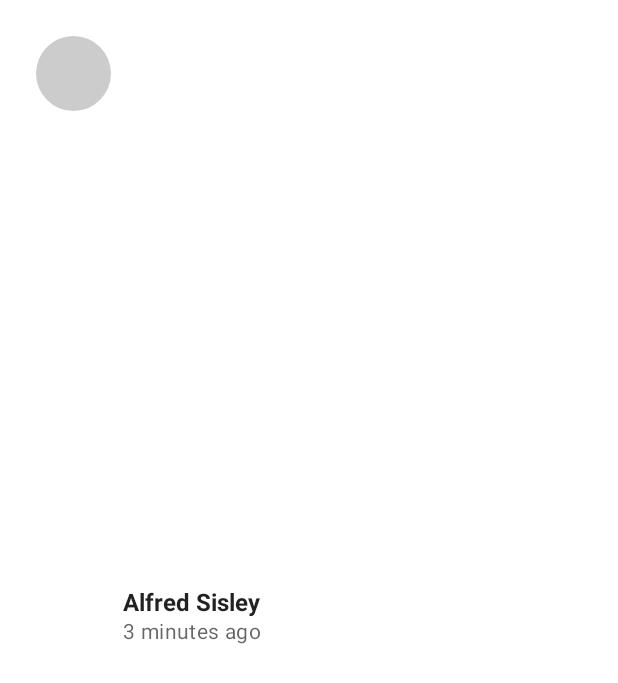
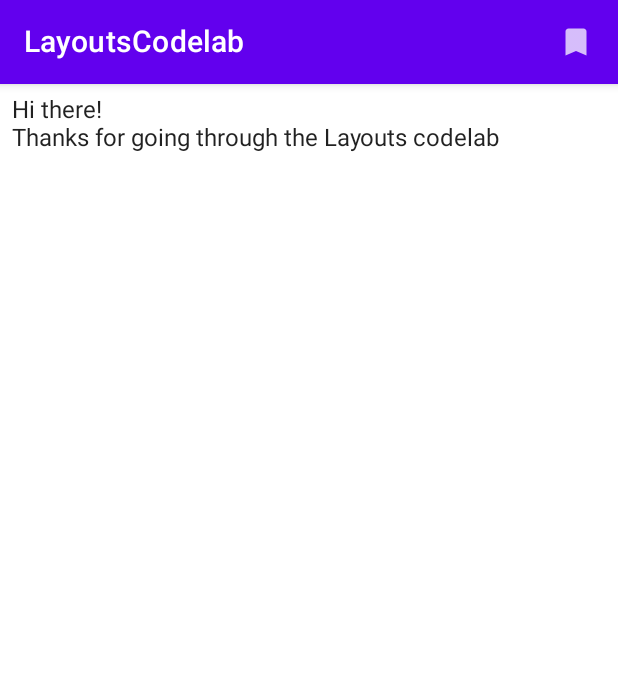
Before and after one commit to kimura78/Jetpack_compose_study, an Android app built with Jetpack Compose: the screen it shows after launch (MainActivity), on a phone screen of 412 x 824 dp. Shown: the top 683 px of the screen. Run offline under Robolectric (Android 15) with nearby library versions, the phone set to English and light mode, and no system bars.

Commit message:
マテリアルコンポーネントを終了

```diff
--- a/ch6_BasicLayout/app/build.gradle
+++ b/ch6_BasicLayout/app/build.gradle
@@ -53,6 +53,7 @@ dependencies {
     implementation "androidx.compose.ui:ui-tooling-preview:$compose_version"
     implementation 'androidx.lifecycle:lifecycle-runtime-ktx:2.3.1'
     implementation 'androidx.activity:activity-compose:1.3.1'
+    implementation "androidx.compose.material:material-icons-extended:$compose_version"
     testImplementation 'junit:junit:4.13.2'
     androidTestImplementation 'androidx.test.ext:junit:1.1.3'
     androidTestImplementation 'androidx.test.espresso:espresso-core:3.4.0'
--- a/ch6_BasicLayout/app/src/main/java/com/example/ch6_basiclayout/MainActivity.kt
+++ b/ch6_BasicLayout/app/src/main/java/com/example/ch6_basiclayout/MainActivity.kt
@@ -8,6 +8,9 @@ import androidx.compose.foundation.layout.*
 import androidx.compose.foundation.shape.CircleShape
 import androidx.compose.foundation.shape.RoundedCornerShape
 import androidx.compose.material.*
+import androidx.compose.material.icons.Icons
+import androidx.compose.material.icons.filled.Bookmark
+import androidx.compose.material.icons.filled.Favorite
 import androidx.compose.runtime.Composable
 import androidx.compose.runtime.CompositionLocalProvider
 import androidx.compose.ui.Alignment
@@ -23,51 +26,81 @@ class MainActivity : ComponentActivity() {
         super.onCreate(savedInstanceState)
         setContent {
             Ch6_BasicLayoutTheme {
-                // A surface container using the 'background' color from the theme
-                Surface(
-                    modifier = Modifier.fillMaxSize(),
-                    color = MaterialTheme.colors.background
-                ) {
-                    PhotographerCard()
-                }
+               LayoutsCodelab()
             }
         }
     }
 }
 
 @Composable
-fun PhotographerCard(modifier: Modifier = Modifier) {
-    Row(modifier
-        .padding(8.dp)
-        .clip(RoundedCornerShape(4.dp))
-        .clickable(onClick = {  })
-        .padding(16.dp)
+fun LayoutsCodelab() {
+    Scaffold(
+        topBar = {
+            TopAppBar(
+                title = {
+                    Text(text = "LayoutsCodelab")
+                },
+                actions = {
+                    IconButton(onClick = { /*TODO*/ }) {
+                        Icon(Icons.Filled.Bookmark, contentDescription = null)
+                    }
+                }
+            )
+        }
+    ) { innerPadding ->
+        BodyContent(Modifier.padding(innerPadding).padding(8.dp))
+    }
+}
 
-    ) {
-        Surface(
-            modifier = Modifier.size(50.dp),
-            shape = CircleShape,
-            color = MaterialTheme.colors.onSurface.copy(alpha = 0.2f)
-        ) {
-
-        }
-        Column(
-            modifier = Modifier
-                .padding(start = 8.dp)
-                .align(Alignment.CenterVertically)
-        ) {
-            Text("Alfred Sisley", fontWeight = FontWeight.Bold)
-            CompositionLocalProvider(LocalContentAlpha provides ContentAlpha.medium) {
-                Text("3 minutes ago", style = MaterialTheme.typography.body2)
-            }
-        }
+@Composable
+fun BodyContent(modifier: Modifier = Modifier) {
+    Column(modifier = modifier) {
+        Text(text = "Hi there!")
+        Text(text = "Thanks for going through the Layouts codelab")
     }
 }
 
 @Preview(showBackground = true)
 @Composable
-fun PhotographerCardPreview() {
+fun LayoutsCodelabPreview() {
     Ch6_BasicLayoutTheme {
-        PhotographerCard()
+        LayoutsCodelab()
     }
 }
+
+//@Composable
+//fun PhotographerCard(modifier: Modifier = Modifier) {
+//    Row(modifier
+//        .padding(8.dp)
+//        .clip(RoundedCornerShape(4.dp))
+//        .clickable(onClick = {  })
+//        .padding(16.dp)
+//
+//    ) {
+//        Surface(
+//            modifier = Modifier.size(50.dp),
+//            shape = CircleShape,
+//            color = MaterialTheme.colors.onSurface.copy(alpha = 0.2f)
+//        ) {
+//
+//        }
+//        Column(
+//            modifier = Modifier
+//                .padding(start = 8.dp)
+//                .align(Alignment.CenterVertically)
+//        ) {
+//            Text("Alfred Sisley", fontWeight = FontWeight.Bold)
+//            CompositionLocalProvider(LocalContentAlpha provides ContentAlpha.medium) {
+//                Text("3 minutes ago", style = MaterialTheme.typography.body2)
+//            }
+//        }
+//    }
+//}
+//
+//@Preview(showBackground = true)
+//@Composable
+//fun PhotographerCardPreview() {
+//    Ch6_BasicLayoutTheme {
+//        PhotographerCard()
+//    }
+//}
```
